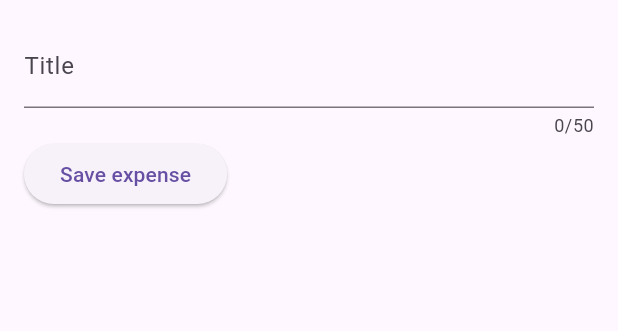
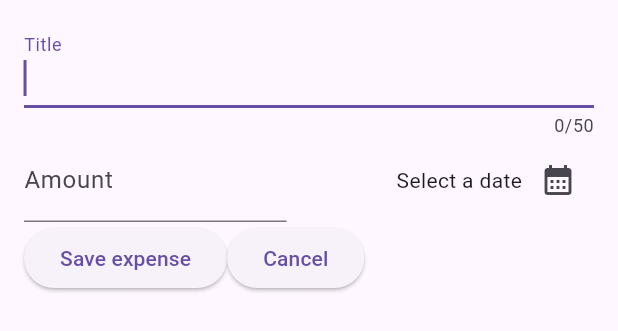
Before and after one commit to Rea97/flutter-course-expense-tracker, a Flutter app: the NewExpense widget shown alone on an empty page, opened directly, after a tap on "Save expense", on a phone screen of 412 x 824 dp. Shown: the top 331 px of the screen. Run offline on Flutter 3.47's test engine with Material 3 defaults, Android fonts, the phone set to English and light mode, and no system bars.

Commit message:
feat: Add date picker to expense form

```diff
--- a/lib/components/new_expense.dart
+++ b/lib/components/new_expense.dart
@@ -1,4 +1,7 @@
 import 'package:flutter/material.dart';
+import 'package:intl/intl.dart';
+
+final formatter = DateFormat.yMd();
 
 class NewExpense extends StatefulWidget {
   const NewExpense({super.key});
@@ -11,6 +14,28 @@ class NewExpense extends StatefulWidget {
 
 class _NewExpenseState extends State<NewExpense> {
   final _titleController = TextEditingController();
+  final _amountController = TextEditingController();
+  DateTime? selectedDate;
+
+  void dispose() {
+    _titleController.dispose();
+    _amountController.dispose();
+
+    super.dispose();
+  }
+
+  void _presentDatePicker() async {
+    final now = DateTime.now();
+    var dateFromDatePicker = await showDatePicker(
+      context: context,
+      firstDate: DateTime(now.year - 1, now.month, now.day),
+      lastDate: now,
+    );
+    setState(() {
+      selectedDate = dateFromDatePicker;
+    });
+  }
+
   @override
   Widget build(BuildContext context) {
     return Padding(
@@ -18,18 +43,53 @@ class _NewExpenseState extends State<NewExpense> {
       child: Column(
         children: [
           TextField(
+            autofocus: true,
             controller: _titleController,
             maxLength: 50,
             decoration: InputDecoration(label: Text('Title')),
           ),
           Row(
             children: [
+              Expanded(
+                child: TextField(
+                  controller: _amountController,
+                  keyboardType: TextInputType.numberWithOptions(decimal: true),
+                  decoration: const InputDecoration(
+                    label: Text('Amount'),
+                    prefixText: '\$ ',
+                  ),
+                ),
+              ),
+              SizedBox(
+                width: 30,
+              ),
+              Expanded(
+                child: Row(
+                  mainAxisAlignment: MainAxisAlignment.end,
+                  crossAxisAlignment: CrossAxisAlignment.center,
+                  children: [
+                    Text(selectedDate == null ? 'Select a date' : formatter.format(selectedDate!)),
+                    IconButton(
+                        onPressed: _presentDatePicker,
+                        icon: Icon(Icons.calendar_month))
+                  ],
+                ),
+              ),
+            ],
+          ),
+          Row(
+            children: [
               ElevatedButton(
                 onPressed: () {
-                  print(_titleController.text);
+                  print('${_titleController.text}:${_amountController.text}');
                 },
                 child: Text('Save expense'),
               ),
+              ElevatedButton(
+                  onPressed: () {
+                    Navigator.pop(context);
+                  },
+                  child: Text('Cancel'))
             ],
           ),
         ],
```
